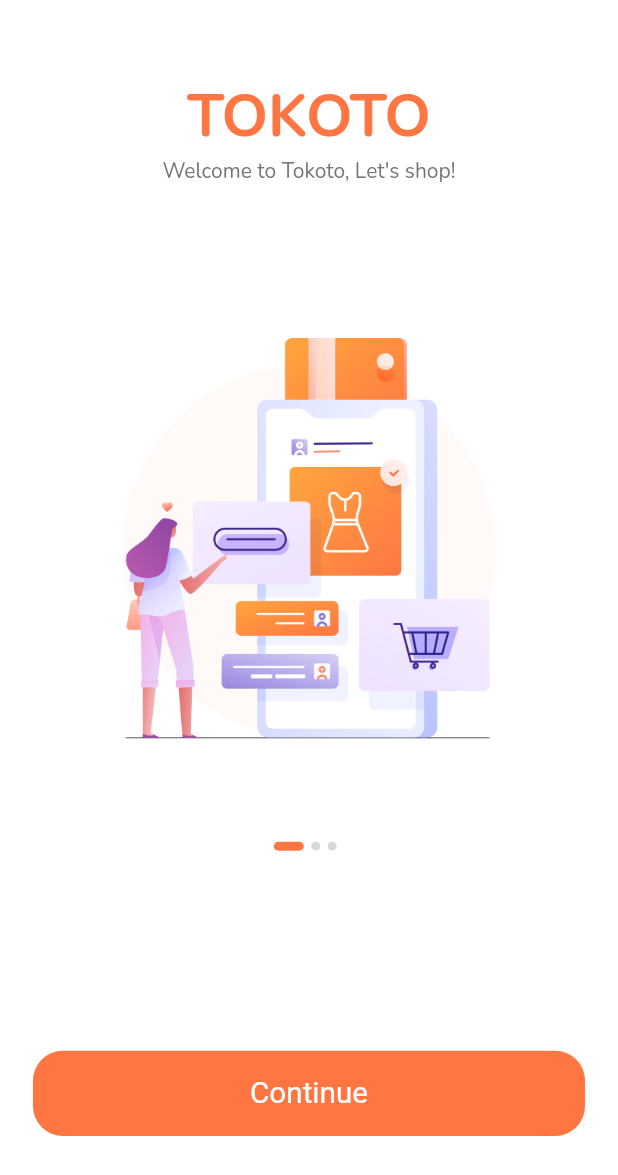
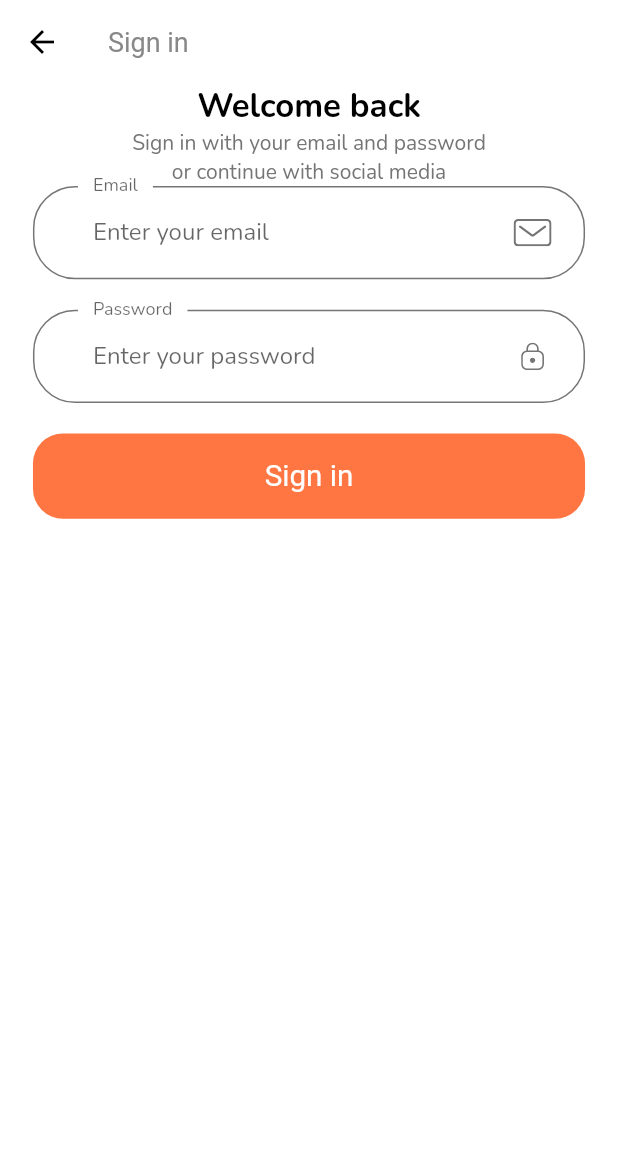
Before and after one commit to mtergel/shop_app_flutter_demo, a Flutter app: the screen it shows after launch, after a tap on "Continue", on a phone screen of 412 x 824 dp. Shown: the top 1175 px of the screen. Run offline on Flutter 3.47's test engine with Material 2 defaults, Android fonts, the phone set to English and light mode, and no system bars; our stand-ins replace flutter_svg.

Commit message:
error handling init

```diff
--- a/lib/constants.dart
+++ b/lib/constants.dart
@@ -12,3 +12,12 @@ const kSecondaryColor = Color(0xFF979797);
 const kTextColor = Color(0xFF757575);
 
 const kAnimationDuration = Duration(milliseconds: 200);
+
+// Form Error
+final RegExp emailValidatorRegExp =
+    RegExp(r"^[a-zA-Z0-9.]+@[a-zA-Z0-9]+\.[a-zA-Z]+");
+const String kEmailNullError = 'Please Enter your email';
+const String kInvalidEmailError = 'Please Enter valid email';
+const String kPassNullError = 'Please Enter your password';
+const String kShortPassError = 'Password is too short';
+const String kMatchPassError = "Passwords don't match";
--- a/lib/main.dart
+++ b/lib/main.dart
@@ -1,7 +1,7 @@
 import 'package:flutter/material.dart';
-import 'package:shop_app/constants.dart';
 import 'package:shop_app/routes.dart';
 import 'package:shop_app/screens/splash/splash_screen.dart';
+import 'package:shop_app/theme.dart';
 
 void main() {
   runApp(MyApp());
@@ -14,13 +14,7 @@ class MyApp extends StatelessWidget {
     return MaterialApp(
       debugShowCheckedModeBanner: false,
       title: 'Flutter Demo',
-      theme: ThemeData(
-          scaffoldBackgroundColor: Colors.white,
-          fontFamily: "Nunito",
-          visualDensity: VisualDensity.adaptivePlatformDensity,
-          textTheme: const TextTheme(
-              bodyText1: TextStyle(color: kTextColor),
-              bodyText2: TextStyle(color: kTextColor))),
+      theme: theme(),
       initialRoute: SplashScreen.routeName,
       routes: routes,
     );
--- a/lib/routes.dart
+++ b/lib/routes.dart
@@ -1,6 +1,8 @@
 import 'package:flutter/widgets.dart';
+import 'package:shop_app/screens/sign_in/sign_in_screen.dart';
 import 'package:shop_app/screens/splash/splash_screen.dart';
 
 final Map<String, WidgetBuilder> routes = {
   SplashScreen.routeName: (context) => SplashScreen(),
+  SignInScreen.routeName: (context) => SignInScreen(),
 };
--- /dev/null
+++ b/lib/screens/sign_in/sign_in_screen.dart
@@ -0,0 +1,16 @@
+import 'package:flutter/material.dart';
+import 'package:shop_app/screens/sign_in/widgets/sign_in_body.dart';
+
+class SignInScreen extends StatelessWidget {
+  static String routeName = '/sign_in';
+  @override
+  Widget build(BuildContext context) {
+    return Scaffold(
+      appBar: AppBar(
+        title: const Text('Sign in'),
+        // centerTitle: true,
+      ),
+      body: SignInBody(),
+    );
+  }
+}
--- /dev/null
+++ b/lib/screens/sign_in/widgets/sign_in_body.dart
@@ -0,0 +1,131 @@
+import 'package:flutter/material.dart';
+import 'package:flutter/services.dart';
+import 'package:flutter_svg/flutter_svg.dart';
+import 'package:shop_app/constants.dart';
+import 'package:shop_app/size_config.dart';
+import 'package:shop_app/widgets/custom_suffix_icon.dart';
+import 'package:shop_app/widgets/default_button.dart';
+import 'package:shop_app/widgets/form_error.dart';
+
+class SignInBody extends StatelessWidget {
+  @override
+  Widget build(BuildContext context) {
+    return SafeArea(
+      child: SizedBox(
+        width: double.infinity,
+        child: Padding(
+          padding:
+              EdgeInsets.symmetric(horizontal: getProportionateScreenWidth(20)),
+          child: Column(
+            children: [
+              Text(
+                'Welcome back',
+                style: TextStyle(
+                    color: Colors.black,
+                    fontSize: getProportionateScreenWidth(20),
+                    fontWeight: FontWeight.bold),
+              ),
+              const Text(
+                  'Sign in with your email and password \nor continue with social media',
+                  textAlign: TextAlign.center),
+              Signinform()
+            ],
+          ),
+        ),
+      ),
+    );
+  }
+}
+
+class Signinform extends StatefulWidget {
+  @override
+  _SigninformState createState() => _SigninformState();
+}
+
+class _SigninformState extends State<Signinform> {
+  final _formKey = GlobalKey<FormState>();
+  final List<String> errors = [];
+
+  @override
+  Widget build(BuildContext context) {
+    return Form(
+      key: _formKey,
+      child: Column(
+        children: [
+          buildEmailFormField(),
+          SizedBox(height: getProportionateScreenHeight(20)),
+          buildPasswordFormField(),
+          SizedBox(height: getProportionateScreenHeight(20)),
+          FormError(errors: errors),
+          DefaultButton(
+            text: 'Sign in',
+            press: () {
+              if (_formKey.currentState.validate()) {
+                _formKey.currentState.save();
+              }
+            },
+          )
+        ],
+      ),
+    );
+  }
+
+  TextFormField buildPasswordFormField() {
+    return TextFormField(
+      validator: (value) {
+        if (value.isEmpty) {
+          setState(() {
+            errors.add('Please enter your password');
+          });
+        }
+        return null;
+      },
+      obscureText: true,
+      decoration: const InputDecoration(
+          labelText: 'Password',
+          hintText: 'Enter your password',
+          floatingLabelBehavior: FloatingLabelBehavior.always,
+          suffixIcon: CustomSuffixIcon(
+            svgIcon: 'assets/icons/Lock.svg',
+          )),
+    );
+  }
+
+  TextFormField buildEmailFormField() {
+    return TextFormField(
+      keyboardType: TextInputType.emailAddress,
+      onChanged: (value) {
+        if (value.isNotEmpty && errors.contains(kEmailNullError)) {
+          setState(() {
+            errors.remove(kEmailNullError);
+          });
+        } else if (emailValidatorRegExp.hasMatch(value) &&
+            errors.contains(kInvalidEmailError)) {
+          setState(() {
+            errors.remove(kInvalidEmailError);
+          });
+        }
+      },
+      validator: (value) {
+        if (value.isEmpty && !errors.contains(kEmailNullError)) {
+          setState(() {
+            errors.add(kEmailNullError);
+          });
+        } else if (!emailValidatorRegExp.hasMatch(value) &&
+            !errors.contains(kInvalidEmailError)) {
+          setState(() {
+            errors.add(kInvalidEmailError);
+          });
+        }
+        return null;
+      },
+      decoration: const InputDecoration(
+          labelText: 'Email',
+          hintText: 'Enter your email',
+          floatingLabelBehavior: FloatingLabelBehavior.always,
+          suffixIcon: CustomSuffixIcon(
+            svgIcon: 'assets/icons/Mail.svg',
+          )),
+    );
+  }
+}
--- a/lib/screens/splash/widgets/body.dart
+++ b/lib/screens/splash/widgets/body.dart
@@ -1,5 +1,6 @@
 import 'package:flutter/material.dart';
 import 'package:shop_app/constants.dart';
+import 'package:shop_app/screens/sign_in/sign_in_screen.dart';
 import 'package:shop_app/screens/splash/widgets/splash_content.dart';
 import 'package:shop_app/size_config.dart';
 import 'package:shop_app/widgets/default_button.dart';
@@ -65,7 +66,9 @@ class _BodyState extends State<Body> {
                     const Spacer(flex: 2),
                     DefaultButton(
                       text: 'Continue',
-                      press: () {},
+                      press: () {
+                        Navigator.pushNamed(context, SignInScreen.routeName);
+                      },
                     ),
                     const Spacer(),
                   ],
--- /dev/null
+++ b/lib/theme.dart
@@ -0,0 +1,42 @@
+import 'package:flutter/material.dart';
+import 'package:shop_app/constants.dart';
+
+ThemeData theme() {
+  return ThemeData(
+      scaffoldBackgroundColor: Colors.white,
+      fontFamily: "Nunito",
+      appBarTheme: appBarTheme(),
+      visualDensity: VisualDensity.adaptivePlatformDensity,
+      textTheme: textTheme(),
+      inputDecorationTheme: inputDecorationTheme());
+}
+
+TextTheme textTheme() {
+  return const TextTheme(
+      bodyText1: TextStyle(color: kTextColor),
+      bodyText2: TextStyle(color: kTextColor));
+}
+
+AppBarTheme appBarTheme() {
+  return const AppBarTheme(
+    color: Colors.white,
+    elevation: 0,
+    iconTheme: IconThemeData(color: Colors.black),
+    textTheme:
+        TextTheme(headline6: TextStyle(color: Color(0xFF888888), fontSize: 18)),
+  );
+}
+
+InputDecorationTheme inputDecorationTheme() {
+  final OutlineInputBorder outlineInputBorder = OutlineInputBorder(
+      borderRadius: BorderRadius.circular(28),
+      borderSide: const BorderSide(color: kTextColor),
+      gapPadding: 10);
+
+  return InputDecorationTheme(
+      // floatingLabelBehavior: FloatingLabelBehavior.always,
+      contentPadding: const EdgeInsets.symmetric(horizontal: 40, vertical: 20),
+      enabledBorder: outlineInputBorder,
+      focusedBorder: outlineInputBorder,
+      border: outlineInputBorder);
+}
--- /dev/null
+++ b/lib/widgets/custom_suffix_icon.dart
@@ -0,0 +1,28 @@
+import 'package:flutter/material.dart';
+import 'package:flutter_svg/flutter_svg.dart';
+import 'package:shop_app/size_config.dart';
+
+class CustomSuffixIcon extends StatelessWidget {
+  const CustomSuffixIcon({
+    Key key,
+    this.svgIcon,
+  }) : super(key: key);
+
+  final String svgIcon;
+
+  @override
+  Widget build(BuildContext context) {
+    return Padding(
+      padding: EdgeInsets.fromLTRB(
+        0,
+        getProportionateScreenWidth(20),
+        getProportionateScreenWidth(20),
+        getProportionateScreenWidth(20),
+      ),
+      child: SvgPicture.asset(
+        svgIcon,
+        height: getProportionateScreenHeight(18),
+      ),
+    );
+  }
+}
--- /dev/null
+++ b/lib/widgets/form_error.dart
@@ -0,0 +1,33 @@
+import 'package:flutter/material.dart';
+import 'package:flutter_svg/flutter_svg.dart';
+import 'package:shop_app/size_config.dart';
+
+class FormError extends StatelessWidget {
+  const FormError({
+    Key key,
+    @required this.errors,
+  }) : super(key: key);
+
+  final List<String> errors;
+
+  @override
+  Widget build(BuildContext context) {
+    return Column(
+        children: List.generate(
+            errors.length, (index) => formErrorText(error: errors[index])));
+  }
+
+  Row formErrorText({String error}) {
+    return Row(
+      children: [
+        SvgPicture.asset(
+          'assets/icons/Error.svg',
+          height: getProportionateScreenHeight(14),
+          width: getProportionateScreenWidth(14),
+        ),
+        SizedBox(width: getProportionateScreenWidth(10)),
+        Text(error ?? "")
+      ],
+    );
+  }
+}
```
